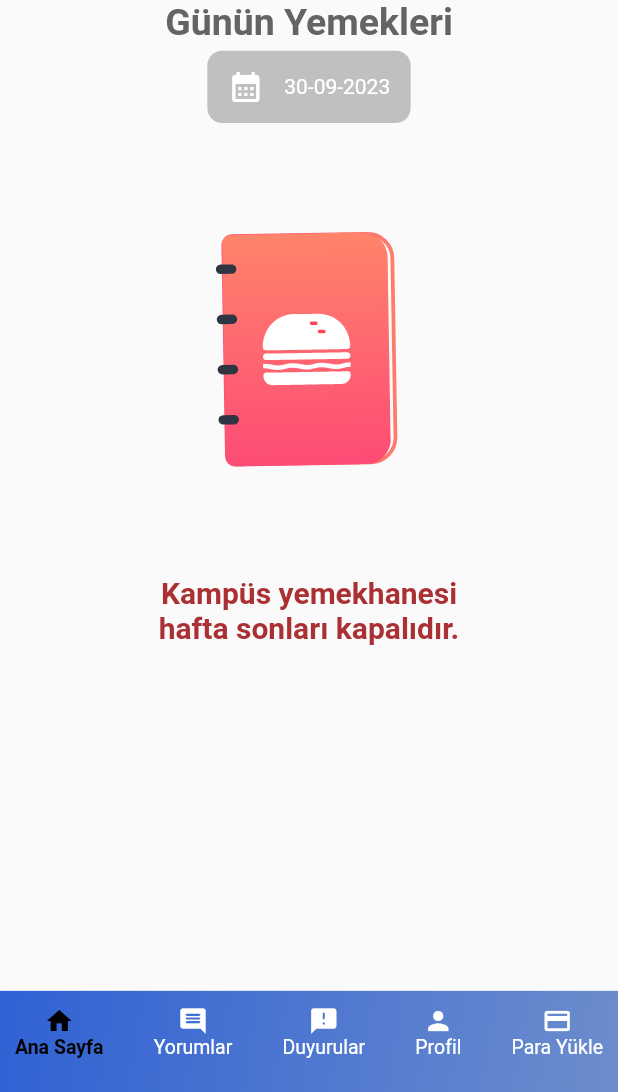
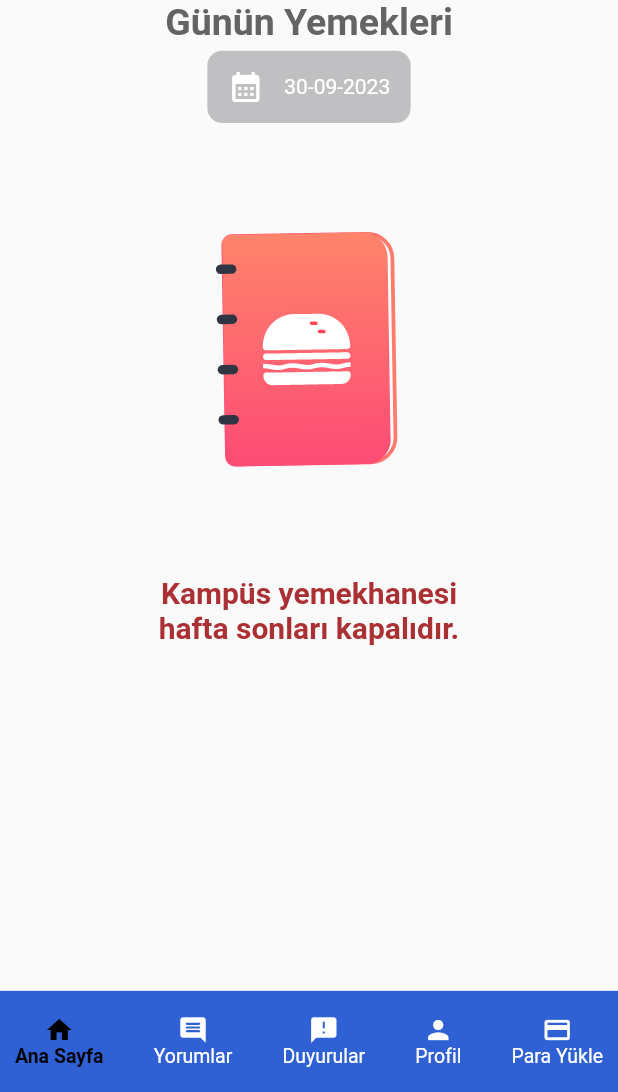
Before and after one commit to diksed/yeye, a Flutter app: the BottomNavBar screen opened by its route, on a phone screen of 412 x 824 dp, the part 144-1236 px from its top. Run offline on Flutter 3.47's test engine with Material 2 defaults, Android fonts, the phone set to English and light mode, and no system bars; our stand-ins replace cloud_firestore, connectivity_plus, firebase_auth, firebase_core, firebase_messaging, firebase_remote_config and 4 more; missing offline and left inert: profanity_filter; accounts and stored records are empty.

Commit message:
statusBar color and systemNavigationBar color changed

```diff
--- a/lib/Widgets/BottomNavBar/Widgets/bottom_nav_bar_gradient_color.dart
+++ /dev/null
@@ -1,17 +0,0 @@
-import 'package:flutter/material.dart';
-import 'package:get/get.dart';
-import '../../../Constants/app_colors.dart';
-
-class BottomNavBarGradientContainer extends StatelessWidget {
-  const BottomNavBarGradientContainer({
-    Key? key,
-  }) : super(key: key);
-
-  @override
-  Widget build(BuildContext context) {
-    return Container(
-      decoration: const BoxDecoration(gradient: AppColors.themeColor),
-      height: Get.height / 12.218,
-    );
-  }
-}
--- a/lib/Widgets/BottomNavBar/bottom_nav_bar.dart
+++ b/lib/Widgets/BottomNavBar/bottom_nav_bar.dart
@@ -1,8 +1,7 @@
 import 'package:flutter/material.dart';
 import 'package:get/get.dart';
+import 'package:yeye/Constants/app_colors.dart';
 import 'package:yeye/Constants/app_texts.dart';
-import 'package:yeye/Widgets/BottomNavBar/Widgets/bottom_nav_bar_gradient_color.dart';
-
 import 'Widgets/bottom_nav_bar_item.dart';
 import 'bottom_nav_bar_controller.dart';
 
@@ -17,9 +16,9 @@ class BottomNavBar extends StatelessWidget {
     return Scaffold(
       bottomNavigationBar: Stack(
         children: [
-          const BottomNavBarGradientContainer(),
           BottomAppBar(
-            color: Colors.transparent,
+            color: AppColors.splashColor,
+            height: Get.height / 12.218,
             elevation: 0,
             child: Container(
               padding: const EdgeInsets.symmetric(horizontal: 10, vertical: 10),
--- a/lib/main.dart
+++ b/lib/main.dart
@@ -11,7 +11,8 @@ import 'Service/firebase.dart';
 
 Future<void> main() async {
   SystemChrome.setSystemUIOverlayStyle(const SystemUiOverlayStyle(
-    statusBarColor: AppColors.rawSnackbarColor,
+    statusBarColor: AppColors.splashColor,
+    systemNavigationBarColor: AppColors.splashColor,
   ));
   WidgetsFlutterBinding.ensureInitialized();
   await Firebase.initializeApp();
--- a/pubspec.yaml
+++ b/pubspec.yaml
@@ -16,7 +16,7 @@ publish_to: 'none' # Remove this line if you wish to publish to pub.dev
 # https://developer.apple.com/library/archive/documentation/General/Reference/InfoPlistKeyReference/Articles/CoreFoundationKeys.html
 # In Windows, build-name is used as the major, minor, and patch parts
 # of the product and file versions while build-number is used as the build suffix.
-version: 1.0.0+1
+version: 1.0.1+2
 
 environment:
   sdk: '>=3.0.5 <4.0.0'
```
